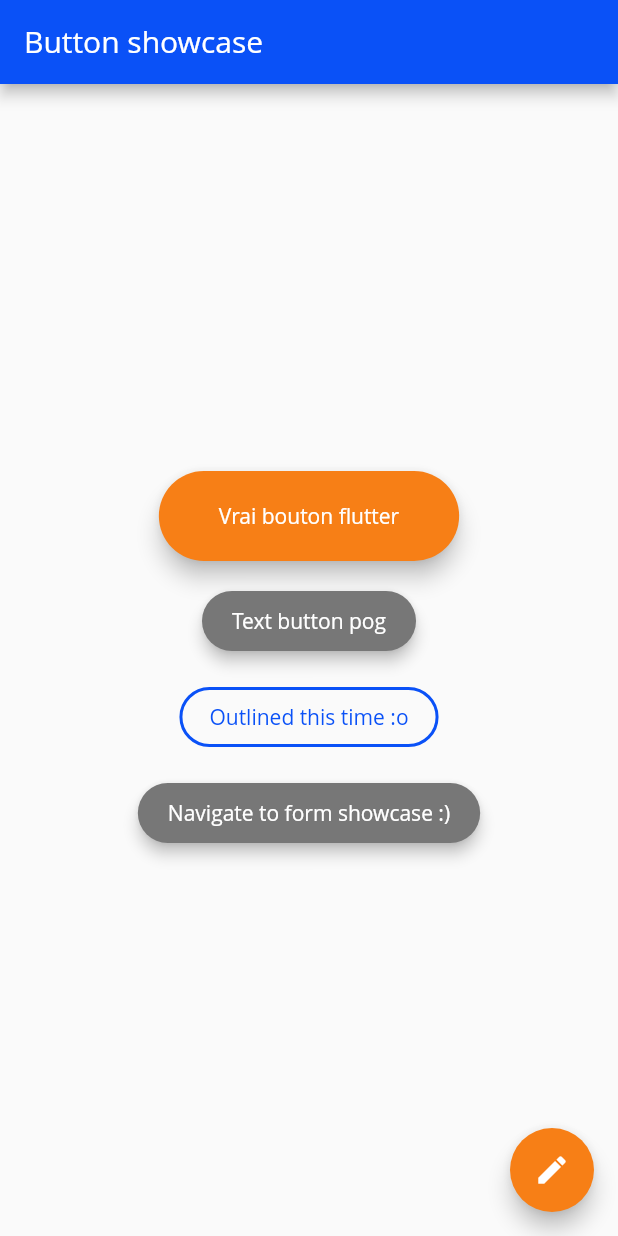
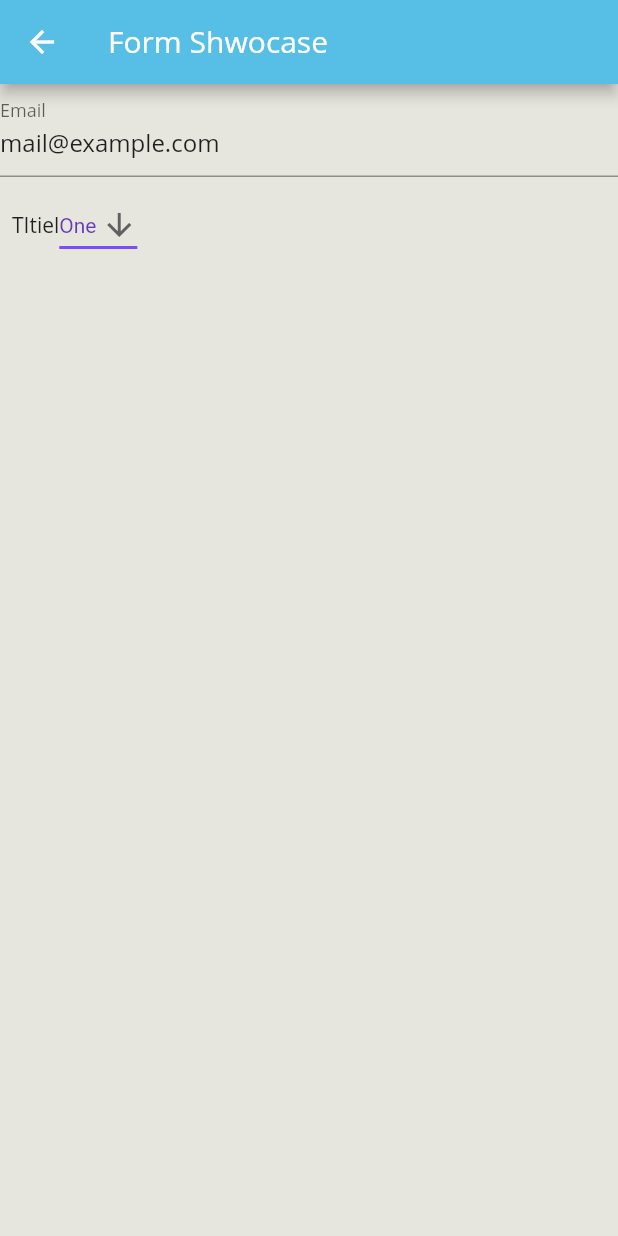
Before and after one commit to cr-crme/crcrme_material_theme, a Flutter app: the screen it shows after launch, after a tap on "Navigate to form showcase :)", on a phone screen of 412 x 824 dp. Run offline on Flutter 3.47's test engine with Material 2 defaults, Android fonts, the phone set to English and light mode, and no system bars; Roboto replaces fonts that are missing (Open Sans).

Commit message:
Built a form showcase to theme form elements

```diff
--- a/lib/main.dart
+++ b/lib/main.dart
@@ -1,6 +1,7 @@
+import 'package:crcrme_flutter_template/screens/form_showcase.dart';
 import 'package:flutter/material.dart';
 
-import 'main_theme.dart';
+import 'test_theme.dart';
 import './screens/buttons_showcase.dart';
 
 void main() {
@@ -18,6 +19,7 @@ class MyApp extends StatelessWidget {
       initialRoute: ButtonsShowcase.routeName,
       routes: {
         ButtonsShowcase.routeName: (context) => const ButtonsShowcase(),
+        FormShowcase.routeName: (context) => const FormShowcase(),
       },
     );
   }
--- /dev/null
+++ b/lib/screens/form_showcase.dart
@@ -0,0 +1,65 @@
+import 'package:flutter/material.dart';
+
+class FormShowcase extends StatefulWidget {
+  const FormShowcase({Key? key}) : super(key: key);
+
+  static const routeName = '/form-showcase';
+
+  @override
+  State<FormShowcase> createState() => _FormShowcaseState();
+}
+
+class _FormShowcaseState extends State<FormShowcase> {
+  final _formKey = GlobalKey<FormState>();
+
+  String dropdownValue = "One";
+
+  @override
+  Widget build(BuildContext context) {
+    return (Scaffold(
+      appBar: AppBar(title: const Text("Form Shwocase")),
+      body: Center(
+        child: Form(
+            key: _formKey,
+            child: Column(
+              children: [
+                TextFormField(
+                  decoration: const InputDecoration(labelText: "Email"),
+                  initialValue: "mail@example.com",
+                ),
+                Padding(
+                  padding: const EdgeInsets.all(8.0),
+                  child: Row(
+                    children: [
+                      const Text("TItiel"),
+                      DropdownButton<String>(
+                        value: dropdownValue,
+                        icon: const Icon(Icons.arrow_downward),
+                        elevation: 16,
+                        style: const TextStyle(color: Colors.deepPurple),
+                        underline: Container(
+                          height: 2,
+                          color: Colors.deepPurpleAccent,
+                        ),
+                        onChanged: (String? newValue) {
+                          setState(() {
+                            dropdownValue = newValue!;
+                          });
+                        },
+                        items: <String>['One', 'Two', 'Free', 'Four']
+                            .map<DropdownMenuItem<String>>((String value) {
+                          return DropdownMenuItem<String>(
+                            value: value,
+                            child: Text(value),
+                          );
+                        }).toList(),
+                      ),
+                    ],
+                  ),
+                )
+              ],
+            )),
+      ),
+    ));
+  }
+}
--- /dev/null
+++ b/lib/test_theme.dart
@@ -0,0 +1,57 @@
+import 'package:flutter/material.dart';
+
+const Color white = Color(0xFFFFFFFF);
+const Color black = Color(0xFF1c0f13);
+const Color gray = Color(0xFF3D424A);
+const Color blue = Color(0xFF57BEE6);
+const Color red = Color(0xFFFEAE49);
+const Color silver = Color(0xFF1E1E2A);
+const Color withee = Color(0xFFE6E5DE);
+
+ThemeData get theme {
+  return ThemeData(
+      fontFamily: "Open Sans",
+      brightness: Brightness.light,
+      colorScheme: const ColorScheme.light(
+          primary: blue, secondary: red, background: white, outline: blue),
+      scaffoldBackgroundColor: withee,
+      elevatedButtonTheme: ElevatedButtonThemeData(
+          style: ButtonStyle(
+              textStyle:
+                  MaterialStateProperty.all(const TextStyle(fontSize: 20)),
+              foregroundColor: MaterialStateProperty.all(white),
+              backgroundColor: MaterialStateProperty.all(red),
+              shape: MaterialStateProperty.all(RoundedRectangleBorder(
+                  borderRadius: BorderRadius.circular(12))),
+              minimumSize: MaterialStateProperty.all(const Size(60, 60)),
+              maximumSize: MaterialStateProperty.all(const Size(350, 60)),
+              padding: MaterialStateProperty.all(
+                  const EdgeInsets.symmetric(horizontal: 40)),
+              elevation: MaterialStateProperty.all(4))),
+      textButtonTheme: TextButtonThemeData(
+          style: ButtonStyle(
+              foregroundColor: MaterialStateProperty.all(white),
+              backgroundColor: MaterialStateProperty.all(blue),
+              shape: MaterialStateProperty.all(RoundedRectangleBorder(
+                  borderRadius: BorderRadius.circular(8))),
+              minimumSize: MaterialStateProperty.all(const Size(40, 40)),
+              maximumSize: MaterialStateProperty.all(const Size(250, 40)),
+              padding: MaterialStateProperty.all(
+                  const EdgeInsets.symmetric(horizontal: 20)),
+              elevation: MaterialStateProperty.all(2))),
+      outlinedButtonTheme: OutlinedButtonThemeData(
+          style: ButtonStyle(
+              foregroundColor: MaterialStateProperty.all(blue),
+              backgroundColor: MaterialStateProperty.all(blue.withAlpha(10)),
+              shape: MaterialStateProperty.all(RoundedRectangleBorder(
+                  borderRadius: BorderRadius.circular(8))),
+              side: MaterialStateProperty.all(
+                  const BorderSide(color: blue, width: 2)),
+              minimumSize: MaterialStateProperty.all(const Size(40, 40)),
+              maximumSize: MaterialStateProperty.all(const Size(250, 40)),
+              padding: MaterialStateProperty.all(
+                  const EdgeInsets.symmetric(horizontal: 20)),
+              elevation: MaterialStateProperty.all(0))),
+      floatingActionButtonTheme:
+          const FloatingActionButtonThemeData(foregroundColor: white));
+}
```
